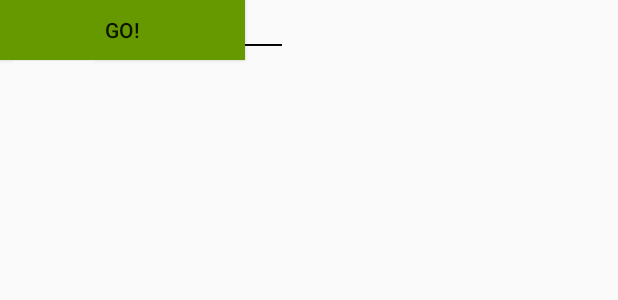
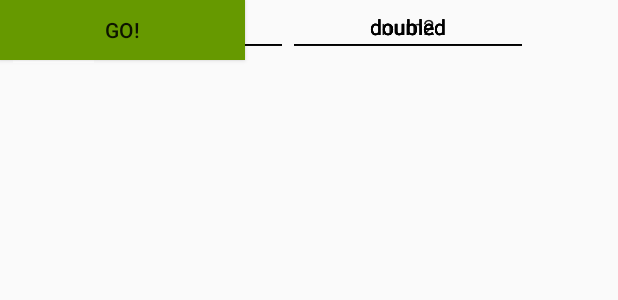
Before and after one commit to sedhawk/AncientCalculators, an Android app: the layout activity_main.xml on its own in the app's theme, with its tools: preview values and no code run, on a phone screen of 412 x 824 dp. Shown: the top 300 px of the screen. Run offline under Robolectric (Android 15) with nearby library versions, the phone set to English and light mode, and no system bars.

Commit message:
finished layout

```diff
--- a/app/src/main/res/layout/activity_main.xml
+++ b/app/src/main/res/layout/activity_main.xml
@@ -49,6 +49,16 @@
             android:textAlignment="center"
             android:textSize="14sp" />
 
+        <EditText
+            android:id="@+id/n6"
+            android:layout_width="wrap_content"
+            android:layout_height="wrap_content"
+            android:ems="10"
+            android:inputType="number"
+            android:text="doubled"
+            android:textAlignment="center"
+            android:textSize="14sp" />
+
     </TableRow>
 
     <TableRow
@@ -71,6 +81,16 @@
             android:ems="10"
             android:inputType="number"
             android:text="1"
+            android:textAlignment="center"
+            android:textSize="14sp" />
+
+        <EditText
+            android:id="@+id/n0"
+            android:layout_width="wrap_content"
+            android:layout_height="wrap_content"
+            android:ems="10"
+            android:inputType="number"
+            android:text="num2"
             android:textAlignment="center"
             android:textSize="14sp" />
 
@@ -99,6 +119,16 @@
             android:textAlignment="center"
             android:textSize="14sp" />
 
+        <EditText
+            android:id="@+id/n4"
+            android:layout_width="wrap_content"
+            android:layout_height="wrap_content"
+            android:ems="10"
+            android:inputType="number"
+            android:text="doubled"
+            android:textAlignment="center"
+            android:textSize="14sp" />
+
     </TableRow>
 
     <TableRow
@@ -121,6 +151,16 @@
             android:ems="10"
             android:inputType="number"
             android:text="8"
+            android:textAlignment="center"
+            android:textSize="14sp" />
+
+        <EditText
+            android:id="@+id/n3"
+            android:layout_width="wrap_content"
+            android:layout_height="wrap_content"
+            android:ems="10"
+            android:inputType="number"
+            android:text="doubled"
             android:textAlignment="center"
             android:textSize="14sp" />
 
@@ -149,6 +189,16 @@
             android:textAlignment="center"
             android:textSize="14sp" />
 
+        <EditText
+            android:id="@+id/n3"
+            android:layout_width="wrap_content"
+            android:layout_height="wrap_content"
+            android:ems="10"
+            android:inputType="number"
+            android:text="doubled"
+            android:textAlignment="center"
+            android:textSize="14sp" />
+
     </TableRow>
 
     <TableRow
@@ -171,6 +221,16 @@
             android:ems="10"
             android:inputType="number"
             android:text="2"
+            android:textAlignment="center"
+            android:textSize="14sp" />
+
+        <EditText
+            android:id="@+id/n1"
+            android:layout_width="wrap_content"
+            android:layout_height="wrap_content"
+            android:ems="10"
+            android:inputType="number"
+            android:text="doubled"
             android:textAlignment="center"
             android:textSize="14sp" />
 
@@ -205,6 +265,16 @@
             android:ems="10"
             android:inputType="number"
             android:text="32"
+            android:textAlignment="center"
+            android:textSize="14sp" />
+
+        <EditText
+            android:id="@+id/n5"
+            android:layout_width="wrap_content"
+            android:layout_height="wrap_content"
+            android:ems="10"
+            android:inputType="number"
+            android:text="doubled"
             android:textAlignment="center"
             android:textSize="14sp" />
 
```
